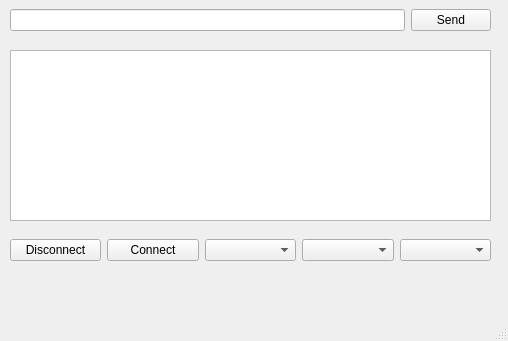
First picture: the form in pyMonitor Qt Designer/front_end.ui, repository ahmedalkabir/pyMonitor, before the edit.
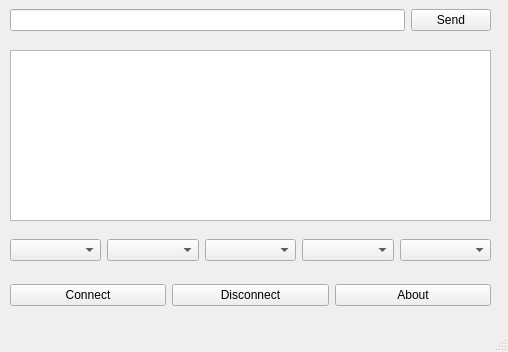
Second picture: the form after the edit.

Commit message: Add Parity Check and Stop Bits Check in Ui and some change in stuffs

The edit to the form file:
```diff
--- a/pyMonitor Qt Designer/front_end.ui
+++ b/pyMonitor Qt Designer/front_end.ui
@@ -7,7 +7,7 @@
     <x>0</x>
     <y>0</y>
     <width>508</width>
-    <height>341</height>
+    <height>352</height>
    </rect>
   </property>
   <property name="windowTitle">
@@ -23,7 +23,7 @@
       <height>41</height>
      </rect>
     </property>
-    <layout class="QGridLayout" name="gridLayout">
+    <layout class="QGridLayout" name="grid_1">
      <item row="0" column="1">
       <widget class="QPushButton" name="send_btn">
        <property name="text">
@@ -60,21 +60,7 @@
       <height>41</height>
      </rect>
     </property>
-    <layout class="QGridLayout" name="gridLayout_2">
-     <item row="0" column="1">
-      <widget class="QPushButton" name="connect_btn">
-       <property name="text">
-        <string>Connect</string>
-       </property>
-      </widget>
-     </item>
-     <item row="0" column="0">
-      <widget class="QPushButton" name="disconnect_btn">
-       <property name="text">
-        <string>Disconnect</string>
-       </property>
-      </widget>
-     </item>
+    <layout class="QGridLayout" name="grid_2">
      <item row="0" column="3">
       <widget class="QComboBox" name="buad_rate"/>
      </item>
@@ -83,6 +69,45 @@
      </item>
      <item row="0" column="4">
       <widget class="QComboBox" name="serial_port"/>
+     </item>
+     <item row="0" column="1">
+      <widget class="QComboBox" name="parity_check"/>
+     </item>
+     <item row="0" column="0">
+      <widget class="QComboBox" name="stop_bits"/>
+     </item>
+    </layout>
+   </widget>
+   <widget class="QWidget" name="gridLayoutWidget_3">
+    <property name="geometry">
+     <rect>
+      <x>10</x>
+      <y>280</y>
+      <width>481</width>
+      <height>31</height>
+     </rect>
+    </property>
+    <layout class="QGridLayout" name="gridLayout">
+     <item row="0" column="1">
+      <widget class="QPushButton" name="disconnect_btn">
+       <property name="text">
+        <string>Disconnect</string>
+       </property>
+      </widget>
+     </item>
+     <item row="0" column="3">
+      <widget class="QPushButton" name="about">
+       <property name="text">
+        <string>About</string>
+       </property>
+      </widget>
+     </item>
+     <item row="0" column="0">
+      <widget class="QPushButton" name="connect_btn">
+       <property name="text">
+        <string>Connect</string>
+       </property>
+      </widget>
      </item>
     </layout>
    </widget>
```
Left out of the diff: 4 changed lines with no effect on the pictures.
